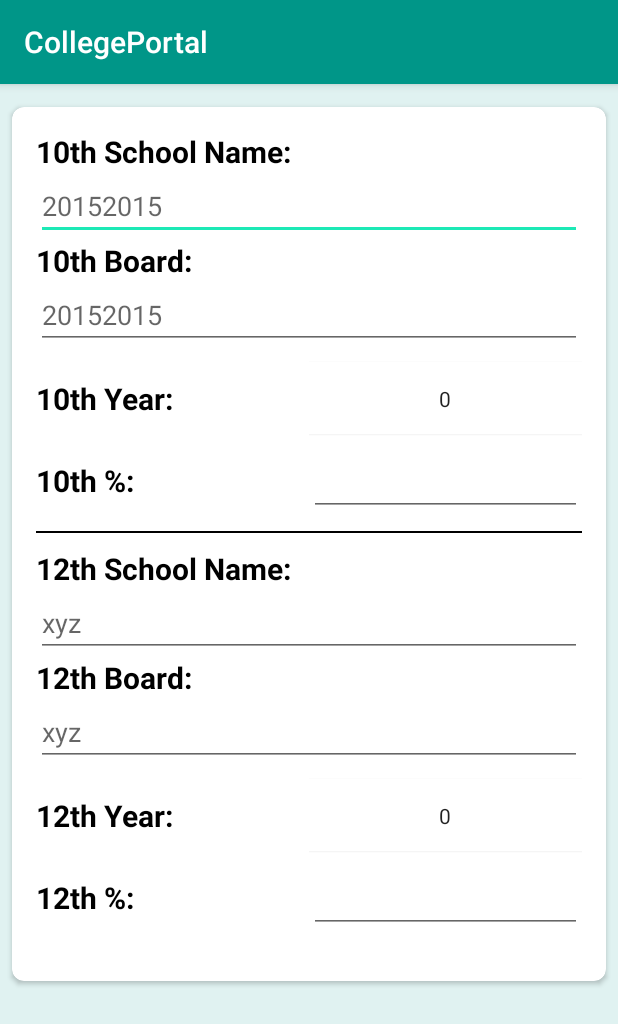
After one commit to PranayAnugurti/CollegePortal, an Android app: the Tab2Form screen opened directly, with no data from a screen before it, on a phone screen of 412 x 824 dp. The commit adds this screen. Shown: the top 1024 px of the screen. Run offline under Robolectric (Android 15) with nearby library versions, the phone set to English and light mode, and no system bars.

Commit message:
Academic form is created variable need to be updated

```diff
--- a/app/src/main/AndroidManifest.xml
+++ b/app/src/main/AndroidManifest.xml
@@ -1,7 +1,8 @@
 <?xml version="1.0" encoding="utf-8"?>
 <manifest xmlns:android="http://schemas.android.com/apk/res/android"
     package="com.praneethcorporation.collegeportal">
-    <uses-permission android:name="android.permission.INTERNET"/>
+
+    <uses-permission android:name="android.permission.INTERNET" />
 
     <application
         android:allowBackup="true"
@@ -20,11 +21,10 @@
         <activity
             android:name=".Home"
             android:label="@string/title_activity_home"
-            android:theme="@style/AppTheme.NoActionBar">
-        </activity>
-        <activity android:name=".Profile"></activity>
-        <activity android:name=".Tab1Form"></activity>
-
+            android:theme="@style/AppTheme.NoActionBar"></activity>
+        <activity android:name=".Profile" />
+        <activity android:name=".Tab1Form" />
+        <activity android:name=".Tab2Form"></activity>
     </application>
 
 </manifest>
--- a/app/src/main/java/com/praneethcorporation/collegeportal/Tab2.java
+++ b/app/src/main/java/com/praneethcorporation/collegeportal/Tab2.java
@@ -1,22 +1,33 @@
 package com.praneethcorporation.collegeportal;
 
 import android.content.Context;
+import android.content.Intent;
 import android.os.Bundle;
 import android.support.v4.app.Fragment;
 import android.view.LayoutInflater;
 import android.view.View;
 import android.view.ViewGroup;
+import android.widget.Button;
 
 /**
  * Created by user on 8/29/2017.
  */
 
 public class Tab2 extends Fragment {
-
+Button ed;
     @Override
     public View onCreateView(LayoutInflater inflater, ViewGroup container, Bundle savedInstanceState) {
         View view = inflater.inflate(R.layout.tab2, container, false);
         Context c = getActivity().getApplicationContext();
+   ed = (Button)view.findViewById(R.id.editButton2);
+        ed.setOnClickListener(new View.OnClickListener() {
+            @Override
+            public void onClick(View v) {
+                Intent intent = new Intent(getContext(),Tab2Form.class);
+                startActivity(intent);
+            }
+        });
         return view;
+
     }
 }
--- /dev/null
+++ b/app/src/main/java/com/praneethcorporation/collegeportal/Tab2Form.java
@@ -0,0 +1,13 @@
+package com.praneethcorporation.collegeportal;
+
+import android.support.v7.app.AppCompatActivity;
+import android.os.Bundle;
+
+public class Tab2Form extends AppCompatActivity {
+
+    @Override
+    protected void onCreate(Bundle savedInstanceState) {
+        super.onCreate(savedInstanceState);
+        setContentView(R.layout.tab2form);
+    }
+}
--- a/app/src/main/res/layout/tab2.xml
+++ b/app/src/main/res/layout/tab2.xml
@@ -21,7 +21,7 @@
             android:orientation="vertical">
 
             <Button
-                android:id="@+id/editButton"
+                android:id="@+id/editButton2"
                 android:layout_width="wrap_content"
                 android:layout_height="wrap_content"
                 android:layout_alignParentRight="true"
--- /dev/null
+++ b/app/src/main/res/layout/tab2form.xml
@@ -0,0 +1,191 @@
+<?xml version="1.0" encoding="utf-8"?>
+
+
+<ScrollView xmlns:android="http://schemas.android.com/apk/res/android"
+    android:layout_width="match_parent"
+    android:layout_height="match_parent"
+    android:background="@color/background"
+    android:orientation="vertical">
+
+    <android.support.v7.widget.CardView xmlns:app="http://schemas.android.com/apk/res-auto"
+        android:layout_width="match_parent"
+        android:layout_height="wrap_content"
+        android:layout_marginBottom="32dp"
+        android:layout_marginLeft="8dp"
+        android:layout_marginRight="8dp"
+        android:layout_marginTop="15dp"
+        app:cardCornerRadius="8dp">
+
+        <LinearLayout
+            android:layout_width="match_parent"
+            android:layout_height="wrap_content"
+            android:layout_marginBottom="16dp"
+            android:orientation="vertical"
+            android:padding="16dp">
+
+
+            <TextView
+                android:layout_width="match_parent"
+                android:layout_height="wrap_content"
+                android:text="10th School Name:"
+                android:textAppearance="@style/headertextstyle"
+                android:textColor="@color/black" />
+
+
+            <EditText
+                android:id="@+id/et_registration"
+                android:layout_width="match_parent"
+                android:layout_height="wrap_content"
+                android:hint="20152015"
+                android:inputType="none"
+                android:textAppearance="@style/normaltextstyle" />
+
+            <TextView
+                android:layout_width="match_parent"
+                android:layout_height="wrap_content"
+                android:text="10th Board:"
+                android:textAppearance="@style/headertextstyle"
+                android:textColor="@color/black" />
+
+
+            <EditText
+                android:id="@+id/et_10thboard"
+                android:layout_width="match_parent"
+                android:layout_height="wrap_content"
+                android:hint="20152015"
+                android:inputType="none"
+                android:textAppearance="@style/normaltextstyle" />
+
+            <LinearLayout
+                android:layout_width="match_parent"
+                android:layout_height="wrap_content"
+                android:layout_marginTop="8dp"
+                android:orientation="horizontal">
+
+                <TextView
+                    android:layout_width="0dp"
+                    android:layout_height="wrap_content"
+                    android:layout_gravity="center"
+                    android:layout_weight="1"
+                    android:text="10th Year:"
+                    android:textAppearance="@style/headertextstyle"
+                    android:textColor="@color/black" />
+
+                <NumberPicker
+                    android:id="@+id/clas10yearPicker"
+                    android:layout_width="0dp"
+                    android:layout_height="50dp"
+                    android:layout_weight="1"></NumberPicker>
+            </LinearLayout>
+
+            <LinearLayout
+                android:layout_width="match_parent"
+                android:layout_height="wrap_content"
+                android:layout_marginTop="8dp"
+                android:orientation="horizontal">
+
+                <TextView
+                    android:layout_width="0dp"
+                    android:layout_height="wrap_content"
+                    android:layout_weight="2"
+                    android:text="10th %:"
+                    android:textAppearance="@style/headertextstyle"
+                    android:textColor="@color/black" />
+
+                <EditText
+                    android:id="@+id/et_10percentage"
+                    android:layout_width="0dp"
+                    android:layout_height="wrap_content"
+                    android:layout_weight="2"
+                    android:inputType="numberDecimal"
+                    android:layout_marginBottom="10dp"></EditText>
+
+            </LinearLayout>
+            <View
+                android:layout_width="match_parent"
+                android:layout_height="1dp"
+                android:background="@color/black"/>
+
+            <TextView
+                android:layout_marginTop="10dp"
+                android:layout_width="match_parent"
+                android:layout_height="wrap_content"
+                android:text="12th School Name:"
+                android:textAppearance="@style/headertextstyle"
+                android:textColor="@color/black" />
+
+
+            <EditText
+                android:id="@+id/et_12schoolname"
+                android:layout_width="match_parent"
+                android:layout_height="wrap_content"
+                android:hint="xyz"
+                android:inputType="none"
+                android:textAppearance="@style/normaltextstyle" />
+
+            <TextView
+                android:layout_width="match_parent"
+                android:layout_height="wrap_content"
+                android:text="12th Board:"
+                android:textAppearance="@style/headertextstyle"
+                android:textColor="@color/black" />
+
+
+            <EditText
+                android:id="@+id/et_12thboard"
+                android:layout_width="match_parent"
+                android:layout_height="wrap_content"
+                android:hint="xyz"
+                android:inputType="none"
+                android:textAppearance="@style/normaltextstyle" />
+
+            <LinearLayout
+                android:layout_width="match_parent"
+                android:layout_height="wrap_content"
+                android:layout_marginTop="8dp"
+                android:orientation="horizontal">
+
+                <TextView
+                    android:layout_width="0dp"
+                    android:layout_height="wrap_content"
+                    android:layout_gravity="center"
+                    android:layout_weight="1"
+                    android:text="12th Year:"
+                    android:textAppearance="@style/headertextstyle"
+                    android:textColor="@color/black" />
+
+                <NumberPicker
+                    android:id="@+id/clas12yearPicker"
+                    android:layout_width="0dp"
+                    android:layout_height="50dp"
+                    android:layout_weight="1"></NumberPicker>
+            </LinearLayout>
+
+            <LinearLayout
+                android:layout_width="match_parent"
+                android:layout_height="wrap_content"
+                android:layout_marginTop="8dp"
+                android:orientation="horizontal">
+
+                <TextView
+                    android:layout_width="0dp"
+                    android:layout_height="wrap_content"
+                    android:layout_weight="2"
+                    android:text="12th %:"
+                    android:textAppearance="@style/headertextstyle"
+                    android:textColor="@color/black" />
+
+                <EditText
+                    android:id="@+id/et_datapicker"
+                    android:layout_width="0dp"
+                    android:layout_height="wrap_content"
+                    android:layout_weight="2"></EditText>
+
+            </LinearLayout>
+
+        </LinearLayout>
+
+
+    </android.support.v7.widget.CardView>
+
+</ScrollView>
```
